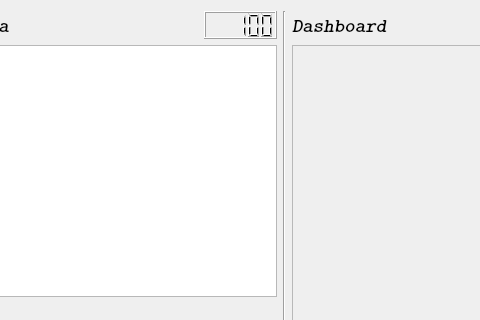
First picture: the form in 3.Software/DataPage/Dashboard.ui, repository Zhang-JK/ESP-Remote-Logger, before the edit; both pictures show x 107 to 587 and y 0 to 320 of the 1280 by 720 pixel window.
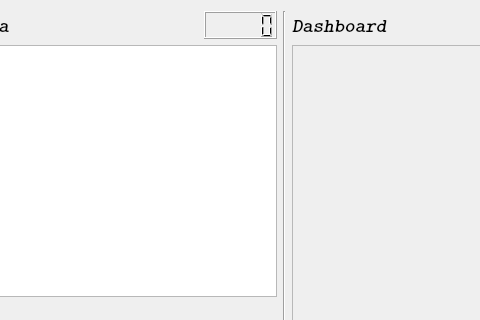
Second picture: the form after the edit.

What changed in the file:
```diff
--- a/3.Software/DataPage/Dashboard.ui
+++ b/3.Software/DataPage/Dashboard.ui
@@ -42,7 +42,7 @@
            <item>
             <widget class="QLCDNumber" name="refresh">
              <property name="intValue" stdset="0">
-              <number>100</number>
+              <number>0</number>
              </property>
             </widget>
            </item>
```
Left out of the diff: 6 changed lines with no effect on the pictures.
